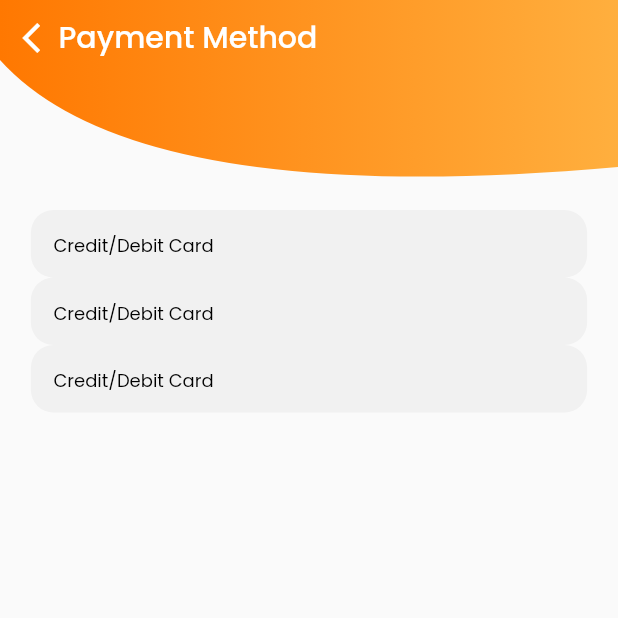
After one commit to SukumarRaja/fido, a Flutter app: the PaymentPage screen opened directly, on a phone screen of 412 x 824 dp, the top half of it. The commit adds this screen. Run offline on Flutter 3.47's test engine with Material 2 defaults, Android fonts, the phone set to English and light mode, and no system bars; our stand-ins replace carousel_slider, flutter_svg, geolocator, get, google_maps_flutter, location and 2 more; accounts and stored records are empty.

Commit message:
Payment Method pending

```diff
--- /dev/null
+++ b/lib/app/controller/payment.dart
@@ -0,0 +1,13 @@
+import 'package:get/get.dart';
+
+class PaymentController extends GetxController {
+  static PaymentController get to => Get.put(PaymentController());
+
+  final _paymentmethodIndex = 0.obs;
+
+  get paymentmethodIndex => _paymentmethodIndex.value;
+
+  set paymentmethodIndex(value) {
+    _paymentmethodIndex.value = value;
+  }
+}
--- /dev/null
+++ b/lib/app/ui/pages/payment.dart
@@ -0,0 +1,86 @@
+import 'package:fido/app/controller/payment.dart';
+import 'package:fido/app/ui/themes/colors.dart';
+import 'package:fido/app/ui/themes/font_size.dart';
+import 'package:fido/app/ui/widgets/common/text.dart';
+import 'package:fido/app/ui/widgets/main_clip_path.dart';
+import 'package:flutter/material.dart';
+import 'package:get/get.dart';
+
+import '../widgets/shopping/paymentmethod_tile.dart';
+
+class PaymentPage extends StatelessWidget {
+  const PaymentPage({Key? key}) : super(key: key);
+
+  @override
+  Widget build(BuildContext context) {
+    return SafeArea(
+      child: Scaffold(
+        body: SingleChildScrollView(
+          child: Column(
+            children: [
+              Stack(
+                children: [
+                  const MainClipPath(),
+                  Padding(
+                    padding: EdgeInsets.symmetric(
+                      vertical: 10,
+                      horizontal: 15,
+                    ),
+                    child: GestureDetector(
+                      onTap: () {
+                        Get.back();
+                      },
+                      child: Row(
+                        children: [
+                          Icon(
+                            Icons.arrow_back_ios,
+                            color: AppColors.white,
+                          ),
+                          CommonText(
+                            text: "Payment Method",
+                            style: headText(
+                              fontSize: 20,
+                              color: AppColors.white,
+                            ),
+                          ),
+                        ],
+                      ),
+                    ),
+                  ),
+                ],
+              ),
+              Padding(
+                padding: EdgeInsets.symmetric(horizontal: 15.0),
+                child: Column(
+                  children: [
+                    PaymentMethodTile(
+                      paymentMethodText: 'Credit/Debit Card',
+                      onTap: () {
+                        PaymentController.to.paymentmethodIndex = 0;
+                      },
+                      index: 0,
+                    ),
+                    PaymentMethodTile(
+                      paymentMethodText: 'Credit/Debit Card',
+                      onTap: () {
+                        PaymentController.to.paymentmethodIndex = 1;
+                      },
+                      index: 1,
+                    ),
+                    PaymentMethodTile(
+                      paymentMethodText: 'Credit/Debit Card',
+                      onTap: () {
+                        PaymentController.to.paymentmethodIndex = 2;
+                      },
+                      index: 2,
+                    ),
+                  ],
+                ),
+              ),
+            ],
+          ),
+        ),
+      ),
+    );
+  }
+}
--- a/lib/app/ui/pages/profile/profile.dart
+++ b/lib/app/ui/pages/profile/profile.dart
@@ -1,3 +1,4 @@
+import 'package:fido/app/ui/pages/payment.dart';
 import 'package:fido/app/ui/pages/pets/add_pet.dart';
 import 'package:fido/app/ui/pages/pets/my_pets.dart';
 import 'package:fido/app/ui/pages/profile/edit_profile.dart';
@@ -203,7 +204,7 @@ class Profile extends StatelessWidget {
                     icon: Icons.credit_card_outlined,
                     text: "Payment",
                     onTap: () {
-                      Get.to(() => InitialPetAdd());
+                      Get.to(() => PaymentPage());
                     },
                   ),
                   SizedBox(height: 5),
--- /dev/null
+++ b/lib/app/ui/widgets/shopping/paymentmethod_tile.dart
@@ -0,0 +1,35 @@
+import 'package:fido/app/ui/themes/font_size.dart';
+import 'package:fido/app/ui/widgets/common/text.dart';
+import 'package:flutter/material.dart';
+import 'package:get/get.dart';
+
+class PaymentMethodTile extends StatelessWidget {
+  const PaymentMethodTile({Key? key, required this.paymentMethodText, required this.onTap, required this.index})
+      : super(key: key);
+  final String paymentMethodText;
+  final Function() onTap;
+  final int index;
+
+  @override
+  Widget build(BuildContext context) {
+    return GestureDetector(
+      onTap: onTap,
+      child: Container(
+        width: Get.width*0.9,
+        padding: EdgeInsets.all(15),
+        height: 45,
+        decoration: BoxDecoration(
+          borderRadius: BorderRadius.circular(15),
+          color: Colors.grey.withOpacity(0.1),
+        ),
+        child: CommonText(
+          textAlign: TextAlign.start  ,
+          text: paymentMethodText,
+          style: regularText(
+            fontSize: 12,
+          ),
+        ),
+      ),
+    );
+  }
+}
```
